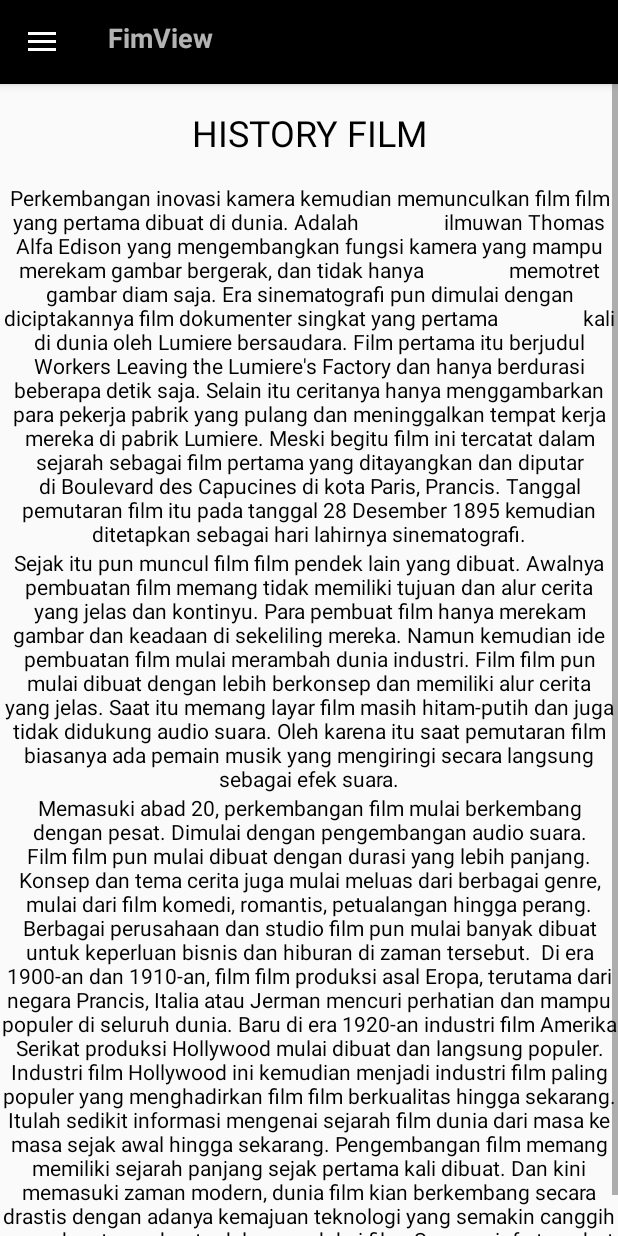
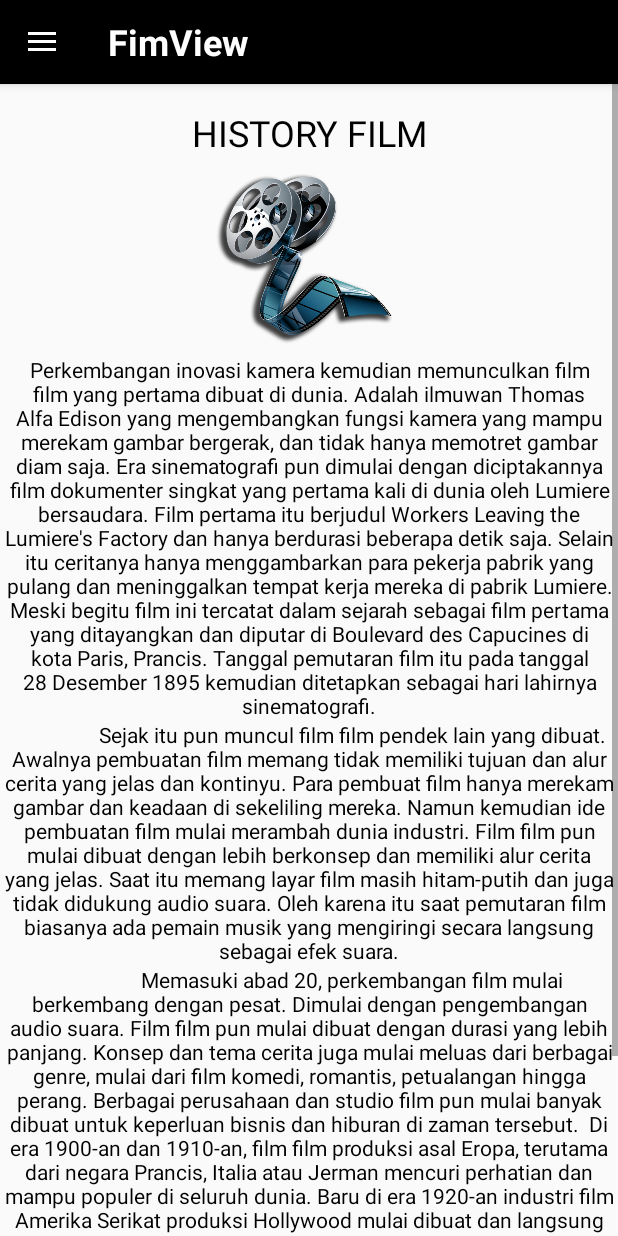
Before and after one commit to nofitaaaa/Project-fimView-, an Android app: the fragment HistoryFragment placed in its activity, on a phone screen of 412 x 824 dp. Run offline under Robolectric (Android 15) with nearby library versions, the phone set to English and light mode, and no system bars; our stand-ins replace Volley; network calls fail; pictures from the network do not load.

Commit message:
(+)API,JSON,VOLLEY (+) APP Intro, History Film (+) icon, design, histo (+) fix design, logo, first page

```diff
--- a/app/src/main/java/id/sch/smktelkom_mlg/privateassignment/xirpl220/fimview1/MainActivity.java
+++ b/app/src/main/java/id/sch/smktelkom_mlg/privateassignment/xirpl220/fimview1/MainActivity.java
@@ -54,6 +54,9 @@ public class MainActivity extends AppCompatActivity
         NavigationView navigationView = (NavigationView) findViewById(R.id.nav_view);
         navigationView.setNavigationItemSelectedListener(this);
 
+        changePage(R.id.nav_popular);
+        navigationView.setCheckedItem(R.id.nav_popular);
+
 
     }
 
@@ -92,29 +95,38 @@ public class MainActivity extends AppCompatActivity
     @SuppressWarnings("StatementWithEmptyBody")
     @Override
     public boolean onNavigationItemSelected(MenuItem item) {
-        Fragment fragment = null;
+
         // Handle navigation view item clicks here.
         int id = item.getItemId();
 
+        changePage(id);
+        return true;
+    }
+
+    private void changePage(int id)
+    {
+        Fragment fragment = null;
 
         if (id == R.id.nav_coming) {
             fragment = new SoonFragment();
             setTitle("Coming Soon Film");
+
             // Handle the camera action
         } else if (id == R.id.nav_popular) {
             fragment = new PopularFragment();
             setTitle("Popular Film");
 
+
         } else if (id == R.id.nav_history) {
             fragment = new HistoryFragment();
             setTitle("History Film");
+
         }
         getSupportFragmentManager().beginTransaction()
                 .replace(R.id.container, fragment).commitNow();
 
         DrawerLayout drawer = (DrawerLayout) findViewById(R.id.drawer_layout);
         drawer.closeDrawer(GravityCompat.START);
-        return true;
 
     }
 
--- a/app/src/main/res/layout/app_bar_main.xml
+++ b/app/src/main/res/layout/app_bar_main.xml
@@ -16,17 +16,19 @@
             android:layout_width="match_parent"
             android:layout_height="?attr/actionBarSize"
             android:background="?attr/colorPrimary"
-            app:popupTheme="@style/AppTheme.PopupOverlay">
+            app:popupTheme="@style/AppTheme.PopupOverlay"
+            android:weightSum="1">
 
             <TextView
-                android:id="@+id/textView5"
-                android:layout_width="100dp"
-                android:layout_height="30dp"
-                android:layout_weight="0.42"
+                android:layout_width="wrap_content"
+                android:layout_height="wrap_content"
+                android:layout_weight="0.27"
                 android:text="FimView"
-                android:textAlignment="textStart"
-                android:textSize="18sp"
+                android:textAlignment="center"
+                android:textColor="@color/colorText"
+                android:textSize="24sp"
                 android:textStyle="bold" />
+
         </android.support.v7.widget.Toolbar>
 
 
--- a/app/src/main/res/layout/fragment_history.xml
+++ b/app/src/main/res/layout/fragment_history.xml
@@ -21,13 +21,19 @@
             <TextView
                 android:id="@+id/textView"
                 android:layout_width="match_parent"
-                android:layout_height="50dp"
+                android:layout_height="wrap_content"
                 android:layout_marginTop="@dimen/activity_vertical_margin"
-                android:layout_weight="0.01"
                 android:text="HISTORY FILM"
                 android:textAlignment="center"
                 android:textColor="@android:color/background_dark"
                 android:textSize="24sp" />
+
+            <ImageView
+                android:id="@+id/imageView2"
+                android:layout_width="match_parent"
+                android:layout_height="132dp"
+                app:srcCompat="@drawable/huhah"
+                android:layout_weight="0.00" />
 
             <TextView
                 android:id="@+id/textView2"
@@ -35,11 +41,7 @@
                 android:layout_height="wrap_content"
 
                 android:layout_weight="0.29"
-                android:text="Perkembangan inovasi kamera kemudian memunculkan film film yang pertama dibuat di dunia. Adalah
-                ilmuwan Thomas Alfa Edison yang mengembangkan fungsi kamera yang mampu merekam gambar bergerak, dan tidak hanya
-                memotret gambar diam saja. Era sinematografi pun dimulai dengan diciptakannya film dokumenter singkat yang pertama
-                kali di dunia oleh Lumiere bersaudara. Film pertama itu berjudul Workers Leaving the Lumiere's Factory dan hanya berdurasi
-                beberapa detik saja. Selain itu ceritanya hanya menggambarkan para pekerja pabrik yang pulang dan meninggalkan tempat kerja mereka di pabrik Lumiere. Meski begitu film ini tercatat dalam sejarah sebagai film pertama yang ditayangkan dan diputar di Boulevard des Capucines di kota Paris, Prancis. Tanggal pemutaran film itu pada tanggal 28 Desember 1895 kemudian ditetapkan sebagai hari lahirnya sinematografi."
+                android:text="Perkembangan inovasi kamera kemudian memunculkan film film yang pertama dibuat di dunia. Adalah ilmuwan Thomas Alfa Edison yang mengembangkan fungsi kamera yang mampu merekam gambar bergerak, dan tidak hanya memotret gambar diam saja. Era sinematografi pun dimulai dengan diciptakannya film dokumenter singkat yang pertama kali di dunia oleh Lumiere bersaudara. Film pertama itu berjudul Workers Leaving the Lumiere's Factory dan hanya berdurasi beberapa detik saja. Selain itu ceritanya hanya menggambarkan para pekerja pabrik yang pulang dan meninggalkan tempat kerja mereka di pabrik Lumiere. Meski begitu film ini tercatat dalam sejarah sebagai film pertama yang ditayangkan dan diputar di Boulevard des Capucines di kota Paris, Prancis. Tanggal pemutaran film itu pada tanggal 28 Desember 1895 kemudian ditetapkan sebagai hari lahirnya sinematografi."
                 android:textAlignment="center"
                 android:textColor="@android:color/background_dark"
                 android:textSize="14sp" />
@@ -49,7 +51,8 @@
                 android:layout_width="match_parent"
                 android:layout_height="wrap_content"
                 android:layout_weight="0.01"
-                android:text="Sejak itu pun muncul film film pendek lain yang dibuat. Awalnya pembuatan film memang tidak memiliki tujuan dan alur cerita yang jelas dan kontinyu. Para pembuat film hanya merekam gambar dan keadaan di sekeliling mereka. Namun kemudian ide pembuatan film mulai merambah dunia industri. Film film pun mulai dibuat dengan lebih berkonsep dan memiliki alur cerita yang jelas. Saat itu memang layar film masih hitam-putih dan juga tidak didukung audio suara. Oleh karena itu saat pemutaran film biasanya ada pemain musik yang mengiringi secara langsung sebagai efek suara."
+                android:text="
+                Sejak itu pun muncul film film pendek lain yang dibuat. Awalnya pembuatan film memang tidak memiliki tujuan dan alur cerita yang jelas dan kontinyu. Para pembuat film hanya merekam gambar dan keadaan di sekeliling mereka. Namun kemudian ide pembuatan film mulai merambah dunia industri. Film film pun mulai dibuat dengan lebih berkonsep dan memiliki alur cerita yang jelas. Saat itu memang layar film masih hitam-putih dan juga tidak didukung audio suara. Oleh karena itu saat pemutaran film biasanya ada pemain musik yang mengiringi secara langsung sebagai efek suara."
                 android:textAlignment="center"
                 android:textColor="@android:color/background_dark" />
 
@@ -58,7 +61,8 @@
                 android:layout_width="match_parent"
                 android:layout_height="wrap_content"
                 android:layout_weight="0.01"
-                android:text="Memasuki abad 20, perkembangan film mulai berkembang dengan pesat. Dimulai dengan pengembangan audio suara. Film film pun mulai dibuat dengan durasi yang lebih panjang. Konsep dan tema cerita juga mulai meluas dari berbagai genre, mulai dari film komedi, romantis, petualangan hingga perang. Berbagai perusahaan dan studio film pun mulai banyak dibuat untuk keperluan bisnis dan hiburan di zaman tersebut.  Di era 1900-an dan 1910-an, film film produksi asal Eropa, terutama dari negara Prancis, Italia atau Jerman mencuri perhatian dan mampu populer di seluruh dunia. Baru di era 1920-an industri film Amerika Serikat produksi Hollywood mulai dibuat dan langsung populer. Industri film Hollywood ini kemudian menjadi industri film paling populer yang menghadirkan film film berkualitas hingga sekarang.   Itulah sedikit informasi mengenai sejarah film dunia dari masa ke masa sejak awal hingga sekarang. Pengembangan film memang memiliki sejarah panjang sejak pertama kali dibuat. Dan kini memasuki zaman modern, dunia film kian berkembang secara drastis dengan adanya kemajuan teknologi yang semakin canggih yang dapat membantu dalam produksi film. Semoga info tersebut bisa bermanfaat. "
+                android:text="
+                Memasuki abad 20, perkembangan film mulai berkembang dengan pesat. Dimulai dengan pengembangan audio suara. Film film pun mulai dibuat dengan durasi yang lebih panjang. Konsep dan tema cerita juga mulai meluas dari berbagai genre, mulai dari film komedi, romantis, petualangan hingga perang. Berbagai perusahaan dan studio film pun mulai banyak dibuat untuk keperluan bisnis dan hiburan di zaman tersebut.  Di era 1900-an dan 1910-an, film film produksi asal Eropa, terutama dari negara Prancis, Italia atau Jerman mencuri perhatian dan mampu populer di seluruh dunia. Baru di era 1920-an industri film Amerika Serikat produksi Hollywood mulai dibuat dan langsung populer. Industri film Hollywood ini kemudian menjadi industri film paling populer yang menghadirkan film film berkualitas hingga sekarang.   Itulah sedikit informasi mengenai sejarah film dunia dari masa ke masa sejak awal hingga sekarang. Pengembangan film memang memiliki sejarah panjang sejak pertama kali dibuat. Dan kini memasuki zaman modern, dunia film kian berkembang secara drastis dengan adanya kemajuan teknologi yang semakin canggih yang dapat membantu dalam produksi film. Semoga info tersebut bisa bermanfaat. "
                 android:textAlignment="center"
                 android:textColor="@android:color/background_dark" />
 
--- a/app/src/main/res/layout/nav_header_main.xml
+++ b/app/src/main/res/layout/nav_header_main.xml
@@ -14,7 +14,7 @@
 
     <ImageView
         android:id="@+id/imageView"
-        android:layout_width="122dp"
+        android:layout_width="match_parent"
         android:layout_height="75dp"
         android:paddingTop="@dimen/nav_header_vertical_spacing"
         app:srcCompat="@drawable/logo" />
@@ -24,7 +24,9 @@
         android:layout_height="wrap_content"
         android:paddingTop="@dimen/nav_header_vertical_spacing"
         android:text="FimView"
+        android:textAlignment="center"
         android:textAppearance="@style/TextAppearance.AppCompat.Body1"
-        android:textSize="30sp" />
+        android:textSize="30sp"
+        android:textStyle="bold" />
 
 </LinearLayout>
--- a/app/src/main/res/values/colors.xml
+++ b/app/src/main/res/values/colors.xml
@@ -3,4 +3,6 @@
     <color name="colorPrimary">#000</color>
     <color name="colorPrimaryDark">#000</color>
     <color name="colorAccent">#000</color>
+    <color name="colorText"> #ffffff</color>
+
 </resources>
```
